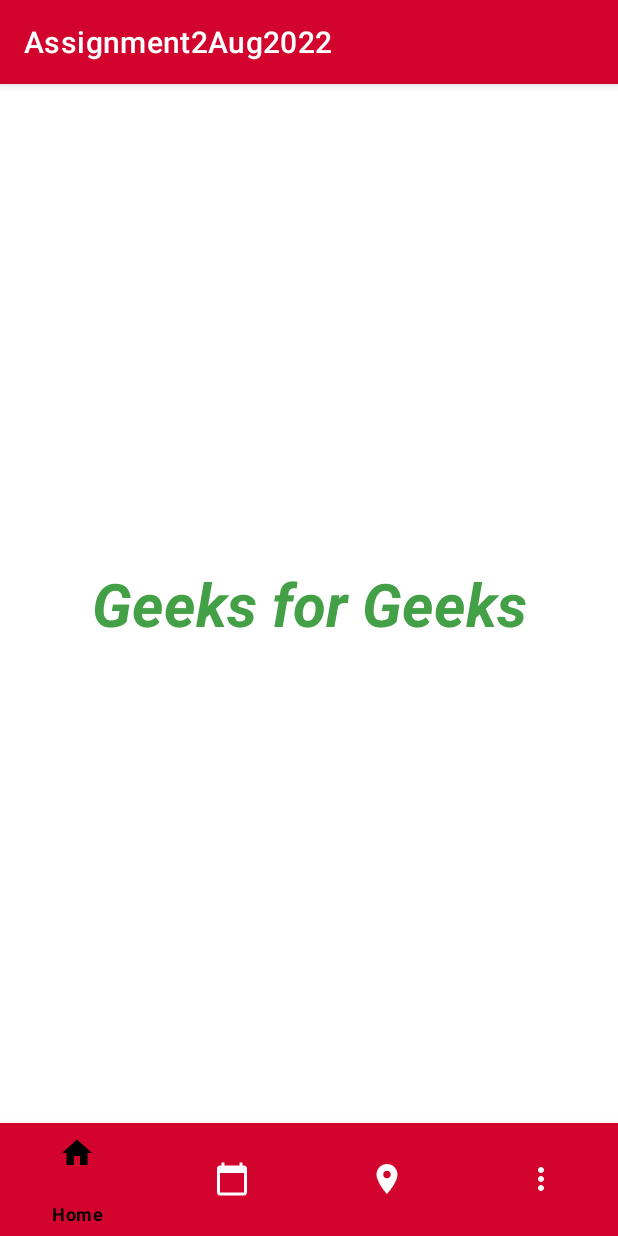
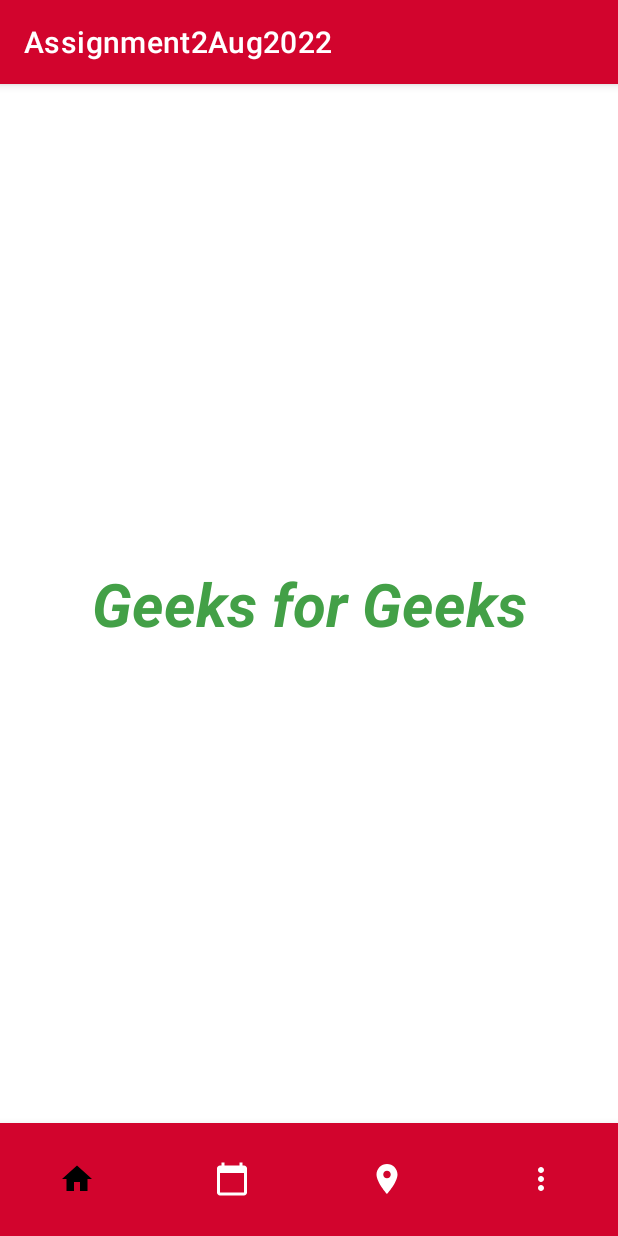
Before and after one commit to josephwongX/Assignment2Aug2022, an Android app: the screen it shows after launch (MainActivity), on a phone screen of 412 x 824 dp. Run offline under Robolectric (Android 15) with nearby library versions, the phone set to English and light mode, and no system bars.

Commit message:
Remove bottom navigation label

```diff
--- a/app/src/main/res/layout/activity_main.xml
+++ b/app/src/main/res/layout/activity_main.xml
@@ -27,6 +27,7 @@
         app:layout_constraintStart_toStartOf="parent"
         app:menu="@menu/bottom_nav_menu"
         app:itemIconTint="@drawable/bottom_navigation_colors"
-        app:itemTextColor="@drawable/bottom_navigation_colors"/>
+        app:itemTextColor="@drawable/bottom_navigation_colors"
+        app:labelVisibilityMode="unlabeled"/>
 
 </androidx.constraintlayout.widget.ConstraintLayout>
```
